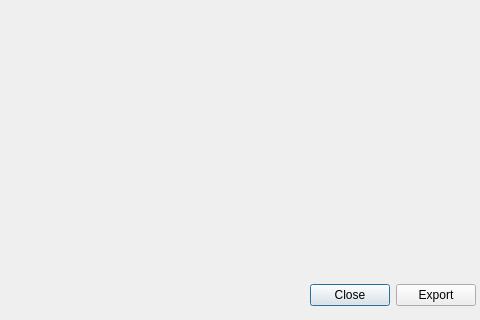
First picture: the form in PictureDialog.ui, repository SyDevTeam/gta5view, before the edit; both pictures show x 480 to 960 and y 216 to 536 of the 960 by 536 pixel window.
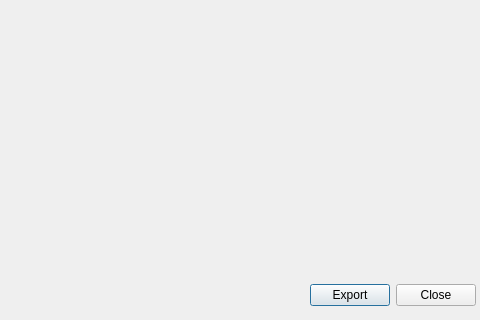
Second picture: the form after the edit.

Commit message: export now default action for PictureDialog

What changed in the file:
```diff
--- a/PictureDialog.ui
+++ b/PictureDialog.ui
@@ -84,16 +84,16 @@
       </spacer>
      </item>
      <item>
-      <widget class="QPushButton" name="cmdClose">
+      <widget class="QPushButton" name="cmdExport">
        <property name="text">
-        <string>Close</string>
+        <string>Export</string>
        </property>
       </widget>
      </item>
      <item>
-      <widget class="QPushButton" name="cmdExport">
+      <widget class="QPushButton" name="cmdClose">
        <property name="text">
-        <string>Export</string>
+        <string>Close</string>
        </property>
       </widget>
      </item>
```
